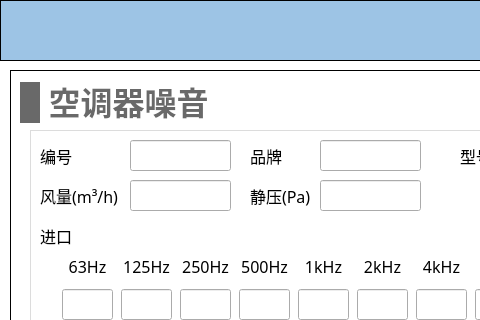
The window that NoiseCalSoft/inputDialog/dialog_aircondition_noise.ui (haobana/NoiCal) describes before a commit, drawn with Qt 5; both pictures show x 0 to 480 and y 0 to 320 of the 671 by 519 pixel window.
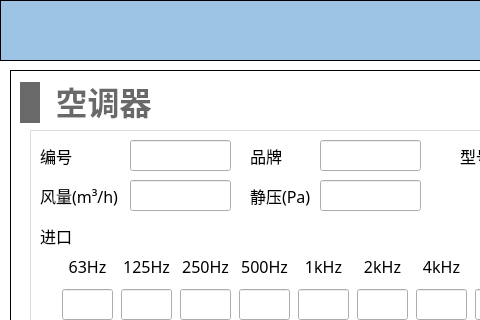
The same window after the commit. Icons and pictures are not drawn.

What changed in the file:
```diff
--- a/NoiseCalSoft/inputDialog/dialog_aircondition_noise.ui
+++ b/NoiseCalSoft/inputDialog/dialog_aircondition_noise.ui
@@ -1423,7 +1423,7 @@
      <rect>
       <x>10</x>
       <y>10</y>
-      <width>191</width>
+      <width>141</width>
       <height>45</height>
      </rect>
     </property>
@@ -1469,7 +1469,7 @@
 }</string>
        </property>
        <property name="text">
-        <string>空调器噪音</string>
+        <string>空调器</string>
        </property>
        <property name="alignment">
         <set>Qt::AlignBottom|Qt::AlignHCenter</set>
```
